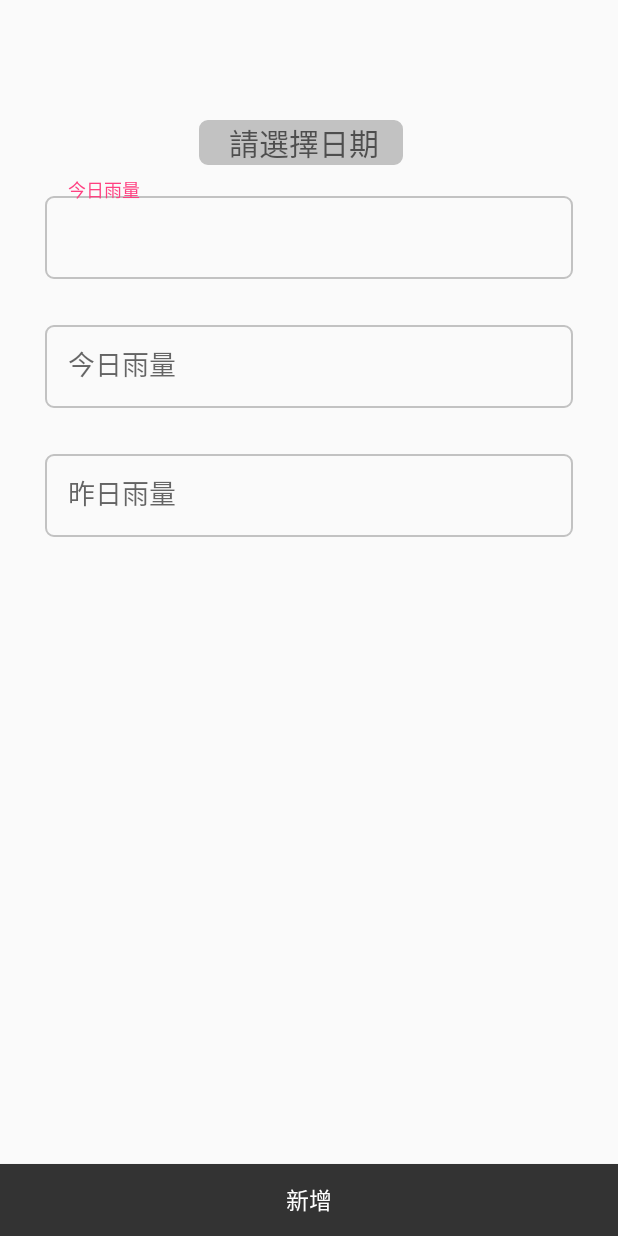
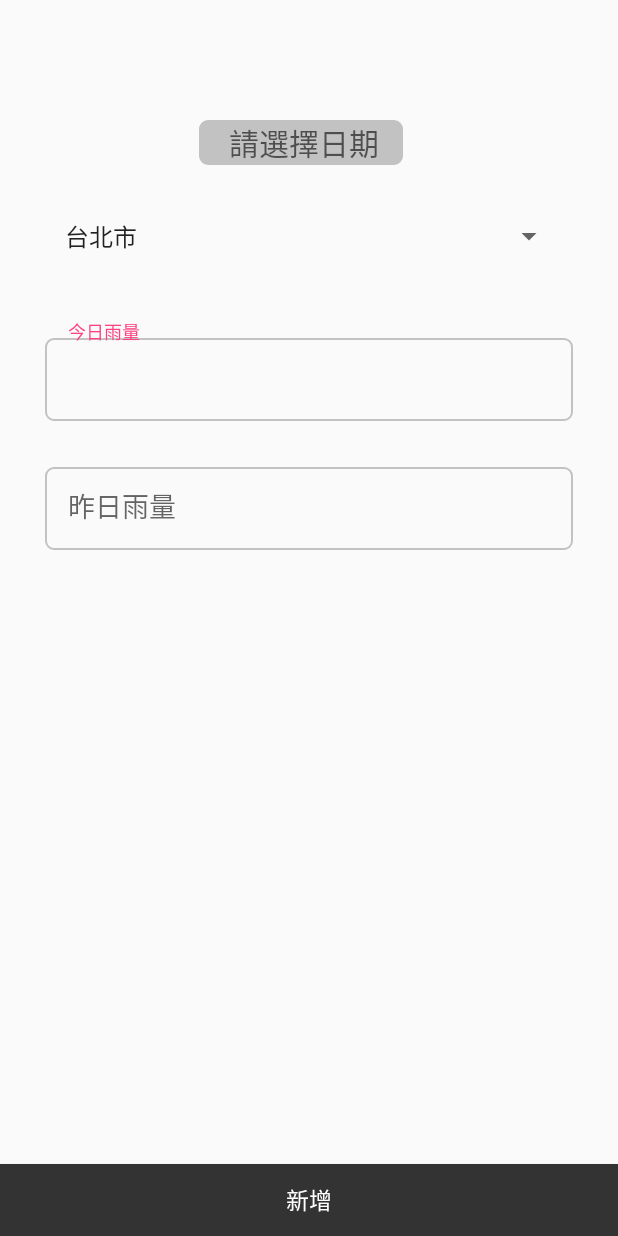
Before and after one commit to andy6804tw/Weather, an Android app: the RainAddData screen opened directly, with no data from a screen before it, on a phone screen of 412 x 824 dp. Run offline under Robolectric (Android 15) with nearby library versions, the phone set to English and light mode, and no system bars.

Commit message:
Rain完成新增刪除修改(有符合主鍵唯一性)

```diff
--- a/app/src/main/java/com/lk/weather/MainActivity.java
+++ b/app/src/main/java/com/lk/weather/MainActivity.java
@@ -46,7 +46,6 @@ public class MainActivity extends AppCompatActivity {
                 } else if (position == 2) {
                     startActivity(new Intent(MainActivity.this, AirActivity.class));
                 }
-
             }
         });
         //初始化access
--- a/app/src/main/java/com/lk/weather/RainActivity/RainAddData.java
+++ b/app/src/main/java/com/lk/weather/RainActivity/RainAddData.java
@@ -1,6 +1,7 @@
 package com.lk.weather.RainActivity;
 
 import android.app.DatePickerDialog;
+import android.database.Cursor;
 import android.os.Build;
 import android.os.Bundle;
 import android.support.annotation.RequiresApi;
@@ -10,8 +11,11 @@ import android.text.TextUtils;
 import android.view.View;
 import android.view.Window;
 import android.view.WindowManager;
+import android.widget.AdapterView;
+import android.widget.ArrayAdapter;
 import android.widget.DatePicker;
 import android.widget.EditText;
+import android.widget.Spinner;
 import android.widget.TextView;
 import android.widget.Toast;
 
@@ -27,6 +31,10 @@ public class RainAddData extends AppCompatActivity {
     TextView tvDate,tvTime;
     DateFormat formatDateTime;
     Calendar dateTime ;
+    Spinner spinner;
+    String mStrCountry;
+    int mPosition=0;
+    String[]country=new String[]{"台北市","新北市","桃園市","基隆市","新竹市","新竹縣","宜蘭縣","台中市","苗栗縣","彰化縣","南投縣","雲林縣","台南市","高雄市","嘉義市","嘉義縣","屏東縣","台東縣","花蓮縣","澎湖縣","金門縣","連江縣"};
     @RequiresApi(api = Build.VERSION_CODES.LOLLIPOP)
     @Override
     protected void onCreate(Bundle savedInstanceState) {
@@ -59,6 +67,23 @@ public class RainAddData extends AppCompatActivity {
                         dateTime.get(Calendar.DAY_OF_MONTH)).show();
             }
         });
+        spinner = (Spinner) findViewById(R.id.spinner);
+        ArrayAdapter<String> arrayAdapter=new ArrayAdapter<String>(this,android.R.layout.simple_spinner_item,country);//設定資料來源陣列
+        arrayAdapter.setDropDownViewResource(android.R.layout.simple_spinner_dropdown_item);//顯示格式下拉
+        spinner.setAdapter(arrayAdapter);
+        spinner.setOnItemSelectedListener(new AdapterView.OnItemSelectedListener() {
+            @Override
+            public void onItemSelected(AdapterView<?> parent, View view, int position, long id) {
+                mStrCountry=parent.getSelectedItem().toString();
+                mPosition=position+1;
+            }
+
+            @Override
+            public void onNothingSelected(AdapterView<?> parent) {
+
+            }
+        });
+
     }
     DatePickerDialog.OnDateSetListener d = new DatePickerDialog.OnDateSetListener() {
         @Override
@@ -85,12 +110,25 @@ public class RainAddData extends AppCompatActivity {
         if (TextUtils.isEmpty(tvDate.getText().toString()))
             Toast.makeText(RainAddData.this, "請正確選擇日期哦!", Toast.LENGTH_LONG).show();
         else {
-            long result = access.add(tvDate.getText().toString(),Integer.parseInt(edtInday.getText().toString()), Integer.parseInt(edtBeforeday.getText().toString()));
-            if (result >= 0) {
-                Toast.makeText(RainAddData.this, "成功!", Toast.LENGTH_LONG).show();
+            //檢查存在
+            Cursor c=access.getData("rain",null, null);
+            c.moveToFirst();
+            int k;
+            for(k=0;k<c.getCount();k++){
+                if(Integer.parseInt(c.getString(4))==mPosition)
+                    break;
+            }
+            if(k!=c.getCount()){
+                Toast.makeText(RainAddData.this, "縣市已存在", Toast.LENGTH_LONG).show();
                 finish();
-            } else {
-                Toast.makeText(RainAddData.this, "失敗!", Toast.LENGTH_LONG).show();
+            }else{
+                long result = access.add(tvDate.getText().toString(),edtInday.getText().toString(),edtBeforeday.getText().toString(),mPosition);
+                if (result >= 0) {
+                    Toast.makeText(RainAddData.this, "成功!"+mPosition+1, Toast.LENGTH_LONG).show();
+                    finish();
+                } else {
+                    Toast.makeText(RainAddData.this, "失敗!", Toast.LENGTH_LONG).show();
+                }
             }
             edtInday.setText("");
             tvDate.setText("");
--- a/app/src/main/java/com/lk/weather/RainActivity/RainNorthFragment.java
+++ b/app/src/main/java/com/lk/weather/RainActivity/RainNorthFragment.java
@@ -58,7 +58,7 @@ public class RainNorthFragment extends Fragment {
         Cursor c=access.getData("rain",null, null);
         c.moveToFirst();
         for(int i=0;i<c.getCount();i++){
-            list.add(new RainDataModel(c.getString(0),c.getString(1),Integer.parseInt(c.getString(2)),Integer.parseInt(c.getString(3))));
+            list.add(new RainDataModel(c.getString(0),c.getString(1),c.getString(2),c.getString(3),Integer.parseInt(c.getString(4))));
             c.moveToNext();
         }
         adapter = new RainRecyclerAdapter(list,getActivity());
--- a/app/src/main/res/layout/activity_rain_add_data.xml
+++ b/app/src/main/res/layout/activity_rain_add_data.xml
@@ -18,7 +18,6 @@
         android:layout_alignParentStart="true"
         >
 
-
         <TextView
             android:layout_width="136dp"
             android:layout_height="wrap_content"
@@ -32,25 +31,11 @@
             android:paddingLeft="20dp"
             android:layout_marginTop="80dp" />
 
-        <android.support.design.widget.TextInputLayout
+        <Spinner
+            android:id="@+id/spinner"
             android:layout_width="match_parent"
             android:layout_height="wrap_content"
-            android:id="@+id/tilTitle"
-            android:padding="10dp">
-
-            <EditText
-                android:layout_width="match_parent"
-                android:layout_height="wrap_content"
-                android:inputType="textPersonName"
-                android:background="@drawable/input_outlin"
-                android:layout_centerHorizontal="true"
-                android:layout_marginLeft="20dp"
-                android:layout_marginRight="20dp"
-                android:padding="15dp"
-                android:ems="10"
-                android:id="@+id/edtInday"
-                android:hint="今日雨量" />
-        </android.support.design.widget.TextInputLayout>
+            android:layout_margin="35dp"></Spinner>
 
         <android.support.design.widget.TextInputLayout
             android:layout_width="match_parent"
```
Also changed, not shown: app/src/main/java/com/lk/weather/DBAccess.java (+199 -13 lines), app/src/main/java/com/lk/weather/RainActivity/RainDataModel.java (+9 -5 lines), app/src/main/java/com/lk/weather/RainActivity/RainRecyclerAdapter.java (+11 -2 lines).
